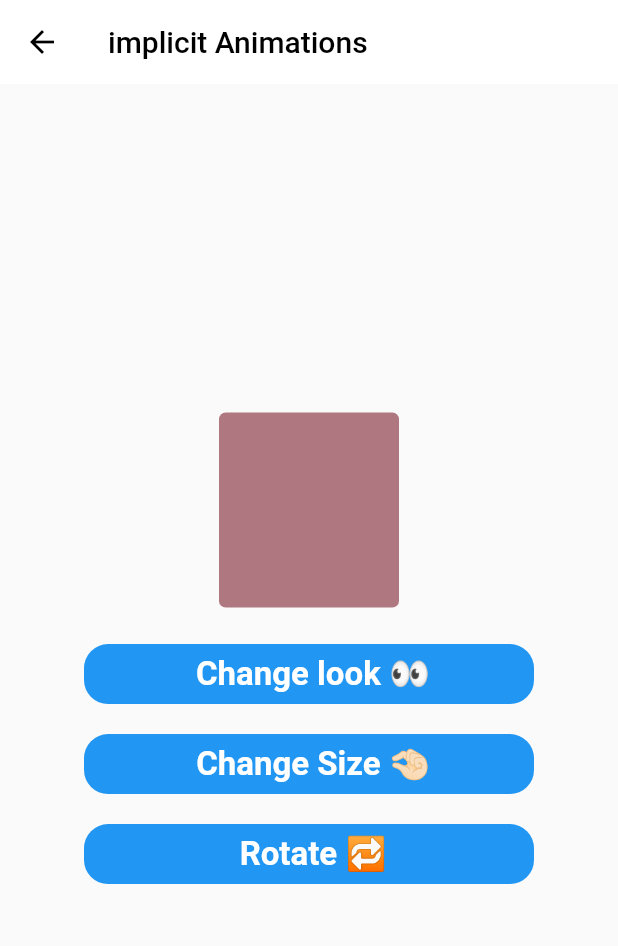
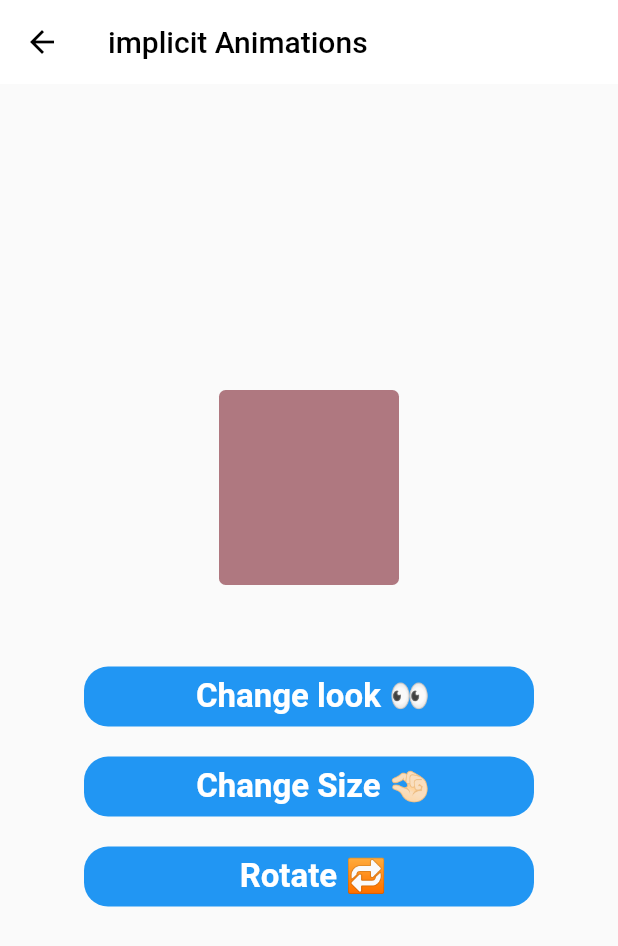
Before and after one commit to Atuoha/flutter_anime, a Flutter app: the ImplicitAnimation screen opened directly, on a phone screen of 412 x 824 dp. Shown: the top 946 px of the screen. Run offline on Flutter 3.47's test engine with Material 2 defaults, Android fonts, the phone set to English and light mode, and no system bars.

Commit message:
implicit animation

```diff
--- a/lib/screens/implicit_animations.dart
+++ b/lib/screens/implicit_animations.dart
@@ -66,6 +66,8 @@ class ImplicitAnimationState extends State<ImplicitAnimation> {
                 margin: EdgeInsets.all(margin),
                 height: height,
                 width: width,
+                transform: Matrix4.identity()..rotateZ(angle),
+                transformAlignment: FractionalOffset.center,
                 decoration: BoxDecoration(
                   color: color,
                   borderRadius: BorderRadius.all(
@@ -75,7 +77,7 @@ class ImplicitAnimationState extends State<ImplicitAnimation> {
                 duration: animationDuration,
               ),
             ),
-            SizedBox(height: 20),
+            const SizedBox(height: 50),
             CustomButton(
               onTap: () {
                 setState(() {
```
